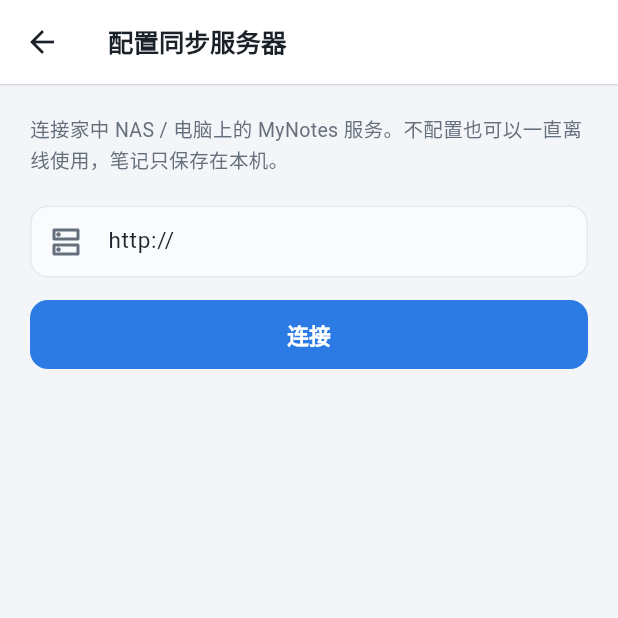
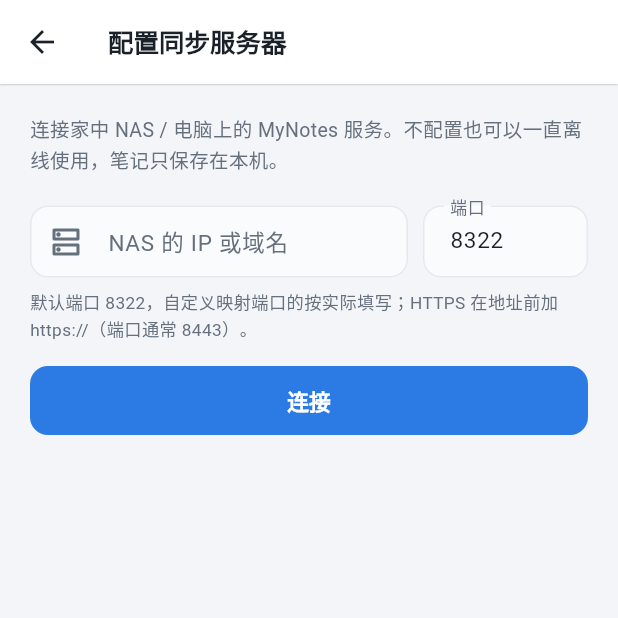
Before and after one commit to wumiann/mynotes, a Flutter app: the SyncSetupPage screen opened directly, on a phone screen of 412 x 824 dp, the top half of it. Run offline on Flutter 3.47's test engine with Material 3 defaults, Android fonts, the phone set to English and light mode, and no system bars; our stand-ins replace device_info_plus, file_picker, flutter_image_compress, flutter_svg, nanoid, pdf and 5 more; missing offline and left inert: diff_match_patch, keyboard_height_plugin, markdown, numerus, pointycastle, universal_html; accounts and stored records are empty.

Commit message:
同步向导地址端口分开填写：端口默认 8322 可改（自定义映射端口友好），https 前缀走 HTTPS，完整地址粘贴自动拆解，更换服务器按已有配置预填

```diff
--- a/flutter_app/lib/pages/sync_setup_page.dart
+++ b/flutter_app/lib/pages/sync_setup_page.dart
@@ -19,6 +19,7 @@ class SyncSetupPage extends StatefulWidget {
 class _SyncSetupPageState extends State<SyncSetupPage> {
   int _step = 0; // 0 地址 / 1 登录 / 2 策略 / 3 执行结果
   final _addr = TextEditingController();
+  final _port = TextEditingController();
   bool busy = false;
   String? error;
   SyncPullMode _mode = SyncPullMode.merge;
@@ -29,7 +30,16 @@ class _SyncSetupPageState extends State<SyncSetupPage> {
   void initState() {
     super.initState();
     holdSync(); // 策略未定前挂起一切自动同步
-    _addr.text = api.baseUrl ?? 'http://';
+    // 预填：更换服务器时拆解已有地址到 地址/端口 两框；首次进入留空由 hint 引导
+    _port.text = '8322';
+    final b = api.baseUrl;
+    if (b != null) {
+      final m = RegExp(r'^(https?)://([^/:]+)(?::(\d+))?$').firstMatch(b);
+      if (m != null) {
+        _addr.text = m[1] == 'https' ? 'https://${m[2]}' : m[2]!;
+        _port.text = m[3] ?? '';
+      }
+    }
   }
 
   @override
@@ -40,6 +50,7 @@ class _SyncSetupPageState extends State<SyncSetupPage> {
       bootSync();
     }
     _addr.dispose();
+    _port.dispose();
     super.dispose();
   }
 
@@ -51,24 +62,39 @@ class _SyncSetupPageState extends State<SyncSetupPage> {
   // ---------- step 0：地址 ----------
   Future<void> _connect() async {
     var addr = _addr.text.trim();
+    final port = _port.text.trim();
     if (addr.isEmpty) {
       setState(() => error = '请输入服务器地址');
       return;
     }
-    if (!addr.startsWith('http://') && !addr.startsWith('https://')) {
-      addr = 'http://$addr';
+    // 协议：地址带 https:// 前缀即走 HTTPS，其余默认 HTTP
+    var scheme = 'http';
+    if (addr.startsWith('https://')) {
+      scheme = 'https';
+      addr = addr.substring(8);
+    } else if (addr.startsWith('http://')) {
+      addr = addr.substring(7);
     }
-    // 免端口输入：无冒号时默认 8322（MyNotes 标准端口）
-    final hostPart = addr.replaceFirst(RegExp('^https?://'), '');
-    if (!hostPart.contains(':')) addr = '$addr:8322';
-    _addr.text = addr;
+    // 地址里粘了完整 IP:端口 时以地址为准（端口框同步展示）
+    final hostPort = RegExp(r'^([^:]+):(\d+)$').firstMatch(addr);
+    if (hostPort != null) {
+      addr = hostPort.group(1)!;
+      _port.text = hostPort.group(2)!;
+    }
+    final portNum = int.tryParse(_port.text.trim());
+    if (addr.isEmpty || portNum == null || portNum < 1 || portNum > 65535) {
+      setState(() => error = '地址或端口格式不正确（端口 1-65535）');
+      return;
+    }
+    final full = '$scheme://$addr:$portNum';
+    _addr.text = '${scheme}://$addr';
     setState(() {
       busy = true;
       error = null;
     });
     try {
-      await api.health(addr);
-      await api.saveConfig(addr);
+      await api.health(full);
+      await api.saveConfig(full);
       // 更换服务器场景：旧令牌一并作废，重新登录
       if (!store.authed) await api.clearAuth();
       setState(() {
@@ -144,17 +170,43 @@ class _SyncSetupPageState extends State<SyncSetupPage> {
                   '不配置也可以一直离线使用，笔记只保存在本机。',
                   style: TextStyle(color: p.muted, fontSize: 13, height: 1.5)),
               const SizedBox(height: 20),
-              TextField(
+              Row(
+                crossAxisAlignment: CrossAxisAlignment.start,
+                children: [
+                  Expanded(
+                    child: TextField(
                       controller: _addr,
                       enabled: !busy,
                       keyboardType: TextInputType.url,
                       autocorrect: false,
                       decoration: const InputDecoration(
-                  hintText: 'http://NAS-IP:8322',
+                        hintText: 'NAS 的 IP 或域名',
                         prefixIcon: Icon(Icons.dns_outlined),
                       ),
                       onSubmitted: (_) => _connect(),
                     ),
+                  ),
+                  const SizedBox(width: 10),
+                  SizedBox(
+                    width: 110,
+                    child: TextField(
+                      controller: _port,
+                      enabled: !busy,
+                      keyboardType: TextInputType.number,
+                      autocorrect: false,
+                      decoration: const InputDecoration(
+                        hintText: '8322',
+                        labelText: '端口',
+                      ),
+                      onSubmitted: (_) => _connect(),
+                    ),
+                  ),
+                ],
+              ),
+              const SizedBox(height: 8),
+              Text('默认端口 8322，自定义映射端口的按实际填写；'
+                  'HTTPS 在地址前加 https://（端口通常 8443）。',
+                  style: TextStyle(color: p.muted, fontSize: 11.5, height: 1.5)),
               const SizedBox(height: 14),
               FilledButton(
                 onPressed: busy ? null : _connect,
```
Lines whose indentation alone changed are shown as unchanged.
